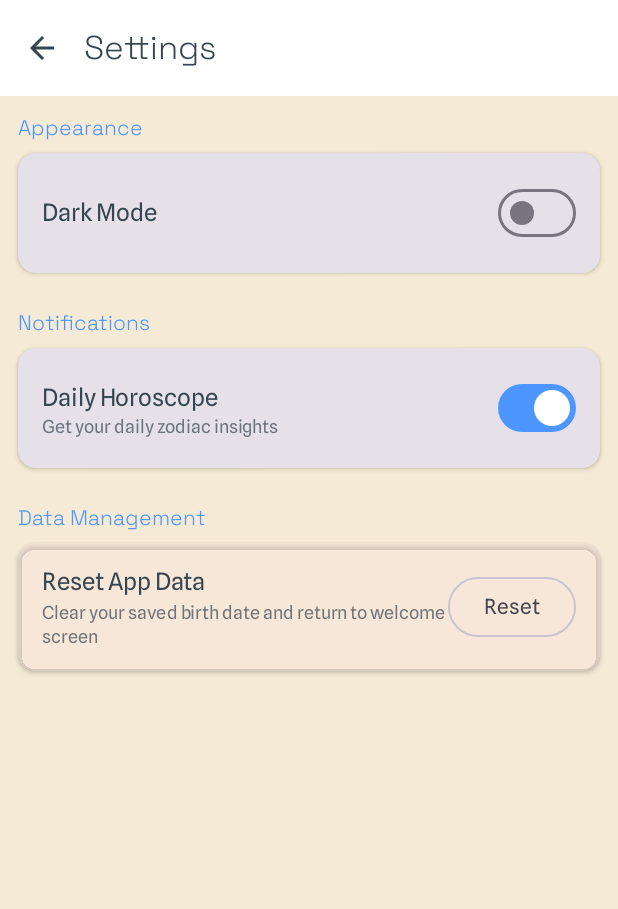
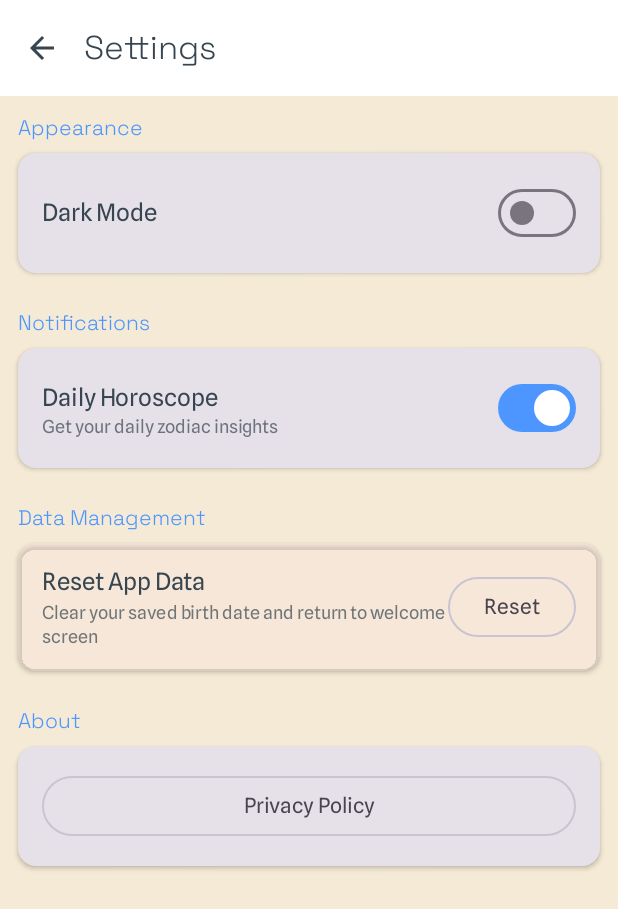
Before and after one commit to hemanthguvvala/AgeCalculator, an Android app built with Jetpack Compose: the SettingsScreen screen opened through its navigation route, on a phone screen of 412 x 824 dp. Shown: the top 909 px of the screen. Run offline under Robolectric (Android 15) with nearby library versions, the phone set to English and light mode, and no system bars; our stand-ins replace Dagger/Hilt's generated code; Roboto replaces fonts that are not available here; 1 statement that could not run was skipped.

Commit message:
Add Privacy Policy integration
- Created PrivacyPolicyScreen with WebView
- Added Privacy Policy route to navigation
- Added Privacy Policy button in Settings screen
- Loads policy from https://hemanthguvvala.github.io/AppPrivacyPolicies/ZodaicAge.html

```diff
--- a/app/src/main/java/com/hkgroups/agecalculator/MainActivity.kt
+++ b/app/src/main/java/com/hkgroups/agecalculator/MainActivity.kt
@@ -28,6 +28,7 @@ import com.hkgroups.agecalculator.ui.screen.CompatibilityDetailScreen
 import com.hkgroups.agecalculator.ui.screen.CompatibilityListScreen
 import com.hkgroups.agecalculator.ui.screen.HistoricalEventsScreen
 import com.hkgroups.agecalculator.ui.screen.MainScreen
+import com.hkgroups.agecalculator.ui.screen.PrivacyPolicyScreen
 import com.hkgroups.agecalculator.ui.screen.SettingsScreen
 import com.hkgroups.agecalculator.ui.screen.ZodiacDetailScreen
 import com.hkgroups.agecalculator.ui.screen.ZodiacExplorerScreen
@@ -133,6 +134,10 @@ class MainActivity : ComponentActivity() {
                         composable(route = Screen.Settings.route) {
                             SettingsScreen(navController = navController)
                         }
+
+                        composable(route = Screen.PrivacyPolicy.route) {
+                            PrivacyPolicyScreen(navController = navController)
+                        }
                     }
                 }
             }
--- a/app/src/main/java/com/hkgroups/agecalculator/ui/navigation/Screen.kt
+++ b/app/src/main/java/com/hkgroups/agecalculator/ui/navigation/Screen.kt
@@ -21,4 +21,6 @@ sealed class Screen(val route: String) {
     object BirthdayEvents : Screen("birthday_events_screen")
 
     object Settings : Screen("settings_screen")
+
+    object PrivacyPolicy : Screen("privacy_policy_screen")
 }
--- a/app/src/main/java/com/hkgroups/agecalculator/ui/screen/SettingsScreen.kt
+++ b/app/src/main/java/com/hkgroups/agecalculator/ui/screen/SettingsScreen.kt
@@ -35,6 +35,7 @@ import androidx.compose.ui.unit.dp
 import androidx.hilt.navigation.compose.hiltViewModel
 import androidx.navigation.NavController
 import com.hkgroups.agecalculator.MainActivity
+import com.hkgroups.agecalculator.ui.navigation.Screen
 import com.hkgroups.agecalculator.ui.viewmodel.MainViewModel
 import kotlinx.coroutines.launch
 
@@ -169,6 +170,27 @@ fun SettingsScreen(
                     }
                 }
             }
+
+            Spacer(modifier = Modifier.height(24.dp))
+
+            // About Section
+            Text(
+                "About",
+                style = MaterialTheme.typography.titleSmall,
+                fontWeight = FontWeight.Bold,
+                color = MaterialTheme.colorScheme.primary
+            )
+            Spacer(modifier = Modifier.height(8.dp))
+            Card(elevation = CardDefaults.cardElevation(2.dp)) {
+                Column(modifier = Modifier.padding(16.dp)) {
+                    OutlinedButton(
+                        onClick = { navController.navigate(Screen.PrivacyPolicy.route) },
+                        modifier = Modifier.fillMaxWidth()
+                    ) {
+                        Text("Privacy Policy")
+                    }
+                }
+            }
         }
     }
 }
```
Also changed, not shown: app/src/main/java/com/hkgroups/agecalculator/ui/screen/PrivacyPolicyScreen.kt (added, +50 -0 lines).
